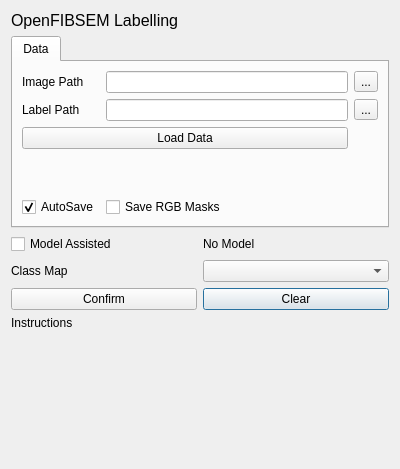
The window that fibsem/ui/qtdesigner_files/FibsemLabellingUI.ui (DeMarcoLab/fibsem) describes before a commit, drawn with Qt 5.
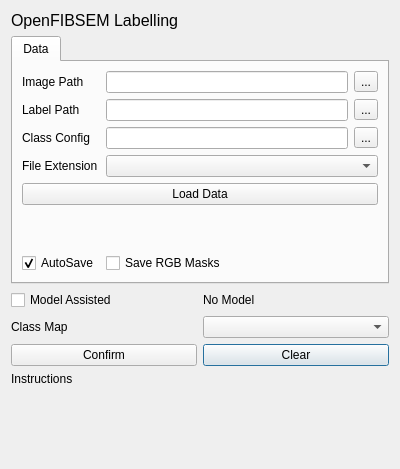
The same window after the commit.

Commit message:
[feat] upgrade image labelling ui (#317)
* fix: nnunet device
* feat: user defined class config, add supported file exts
* fix label load

Diff of the .ui file:
```diff
--- a/fibsem/ui/qtdesigner_files/FibsemLabellingUI.ui
+++ b/fibsem/ui/qtdesigner_files/FibsemLabellingUI.ui
@@ -96,13 +96,10 @@
        <string>Data</string>
       </attribute>
       <layout class="QGridLayout" name="gridLayout_2">
-       <item row="0" column="1">
-        <widget class="QLineEdit" name="lineEdit_data_path"/>
-       </item>
-       <item row="2" column="0" colspan="2">
-        <widget class="QPushButton" name="pushButton_load_data">
+       <item row="3" column="0">
+        <widget class="QLabel" name="label_data_file_ext">
          <property name="text">
-          <string>Load Data</string>
+          <string>File Extension</string>
          </property>
         </widget>
        </item>
@@ -113,7 +110,7 @@
          </property>
         </widget>
        </item>
-       <item row="4" column="1">
+       <item row="6" column="1">
         <widget class="QCheckBox" name="checkBox_save_rgb">
          <property name="text">
           <string>Save RGB Masks</string>
@@ -133,6 +130,13 @@
        <item row="1" column="1">
         <widget class="QLineEdit" name="lineEdit_labels_path"/>
        </item>
+       <item row="4" column="0" colspan="3">
+        <widget class="QPushButton" name="pushButton_load_data">
+         <property name="text">
+          <string>Load Data</string>
+         </property>
+        </widget>
+       </item>
        <item row="0" column="0">
         <widget class="QLabel" name="label_data_path">
          <property name="text">
@@ -140,24 +144,10 @@
          </property>
         </widget>
        </item>
-       <item row="4" column="0">
-        <widget class="QCheckBox" name="checkBox_autosave">
-         <property name="text">
-          <string>AutoSave</string>
-         </property>
-         <property name="checked">
-          <bool>true</bool>
-         </property>
-        </widget>
+       <item row="0" column="1">
+        <widget class="QLineEdit" name="lineEdit_data_path"/>
        </item>
-       <item row="0" column="2">
-        <widget class="QToolButton" name="pushButton_data_path">
-         <property name="text">
-          <string>...</string>
-         </property>
-        </widget>
-       </item>
-       <item row="3" column="0" colspan="3">
+       <item row="5" column="0" colspan="3">
         <spacer name="verticalSpacer_2">
          <property name="orientation">
           <enum>Qt::Vertical</enum>
@@ -170,6 +160,43 @@
          </property>
         </spacer>
        </item>
+       <item row="0" column="2">
+        <widget class="QToolButton" name="pushButton_data_path">
+         <property name="text">
+          <string>...</string>
+         </property>
+        </widget>
+       </item>
+       <item row="3" column="1" colspan="2">
+        <widget class="QComboBox" name="comboBox_data_file_ext"/>
+       </item>
+       <item row="6" column="0">
+        <widget class="QCheckBox" name="checkBox_autosave">
+         <property name="text">
+          <string>AutoSave</string>
+         </property>
+         <property name="checked">
+          <bool>true</bool>
+         </property>
+        </widget>
+       </item>
+       <item row="2" column="0">
+        <widget class="QLabel" name="label_data_config">
+         <property name="text">
+          <string>Class Config</string>
+         </property>
+        </widget>
+       </item>
+       <item row="2" column="1">
+        <widget class="QLineEdit" name="lineEdit_data_config"/>
+       </item>
+       <item row="2" column="2">
+        <widget class="QToolButton" name="pushButton_data_config">
+         <property name="text">
+          <string>...</string>
+         </property>
+        </widget>
+       </item>
       </layout>
      </widget>
     </widget>
```
The commit also changes 5 other files.
